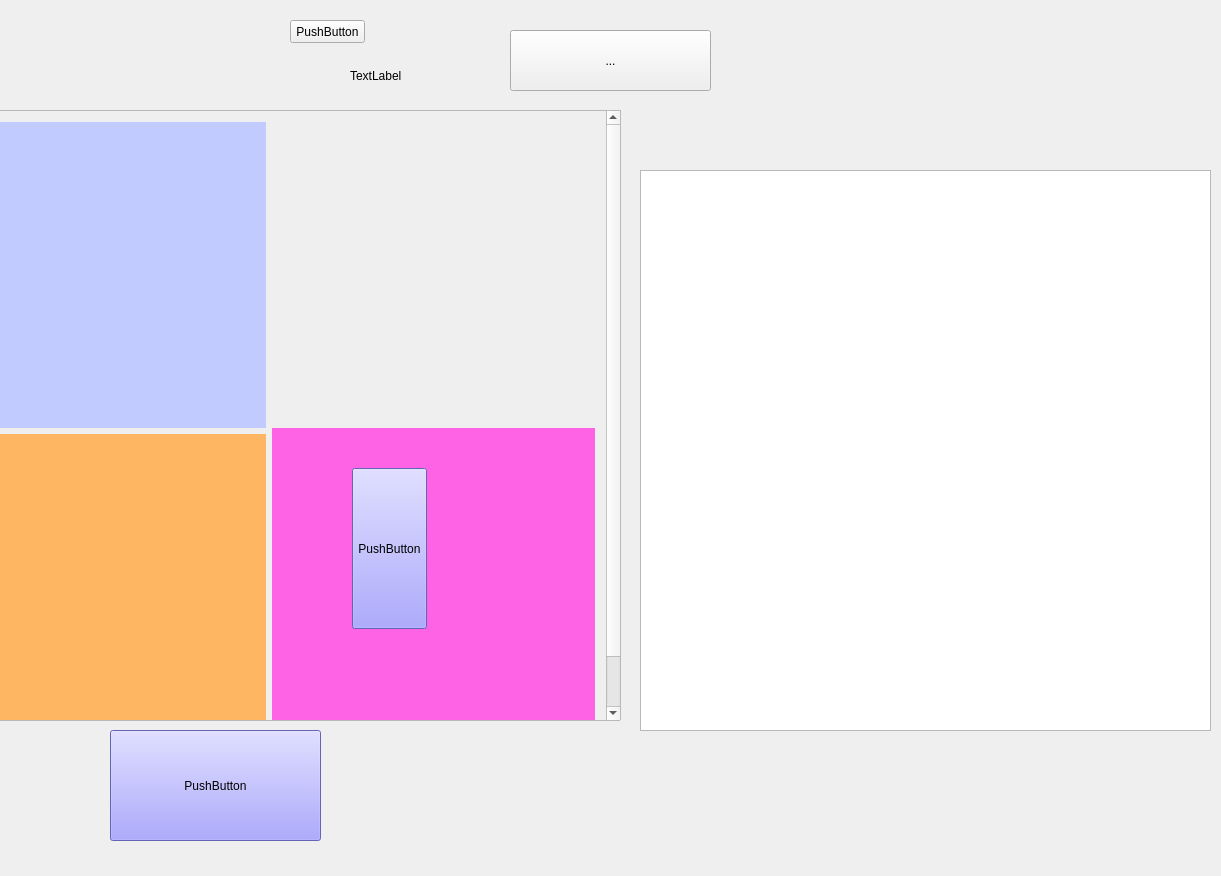
First picture: the form in FCS/testwidget.ui, repository qimo601/FCS, before the edit.
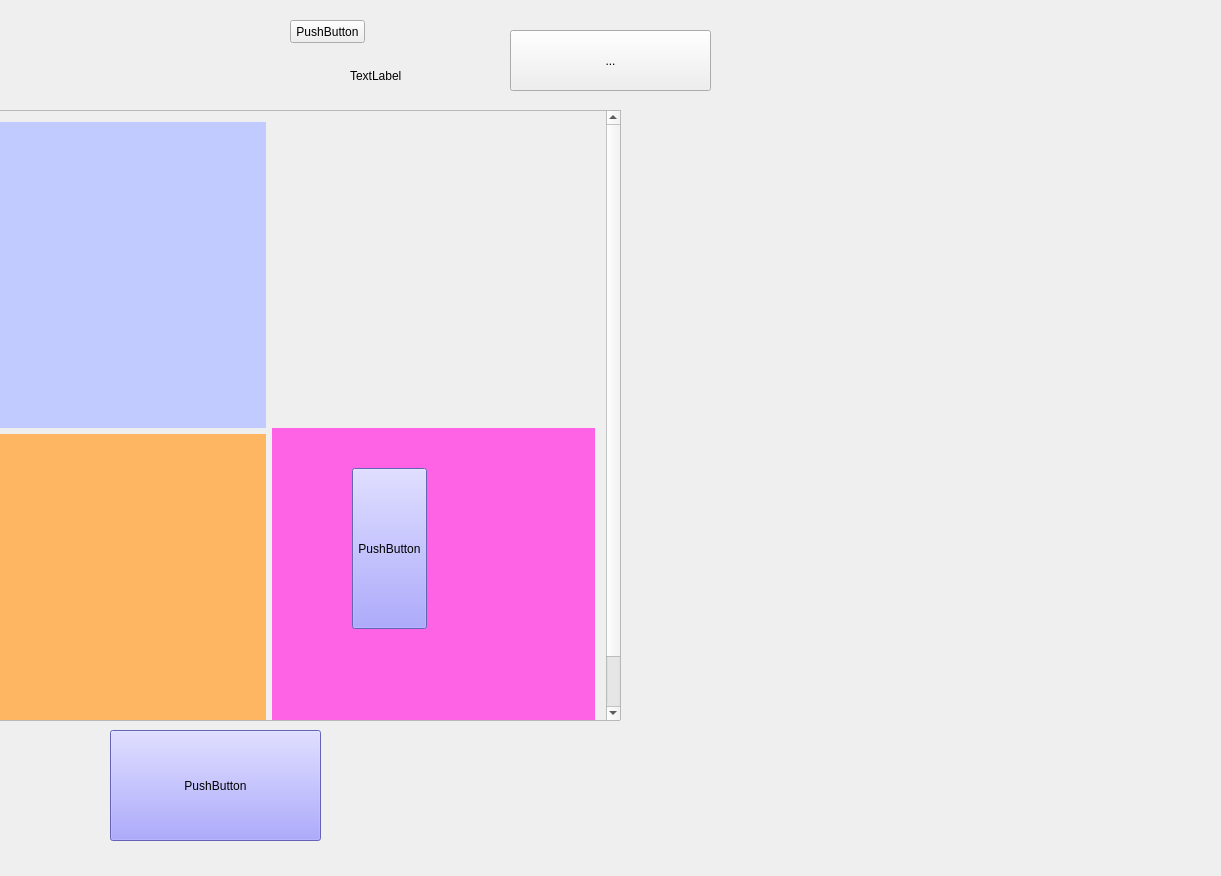
Second picture: the form after the edit. Custom widgets are drawn as their Qt base class.

The edit to the form file:
```diff
--- a/FCS/testwidget.ui
+++ b/FCS/testwidget.ui
@@ -157,16 +157,6 @@
     </layout>
    </widget>
   </widget>
-  <widget class="QGraphicsView" name="graphicsView">
-   <property name="geometry">
-    <rect>
-     <x>640</x>
-     <y>170</y>
-     <width>571</width>
-     <height>561</height>
-    </rect>
-   </property>
-  </widget>
   <widget class="QPushButton" name="pushButton_2">
    <property name="geometry">
     <rect>
@@ -225,6 +215,16 @@
     <string>...</string>
    </property>
   </widget>
+  <widget class="QWidget" name="widget" native="true">
+   <property name="geometry">
+    <rect>
+     <x>720</x>
+     <y>150</y>
+     <width>411</width>
+     <height>471</height>
+    </rect>
+   </property>
+  </widget>
   <action name="actionC">
    <property name="text">
     <string>C</string>
```
